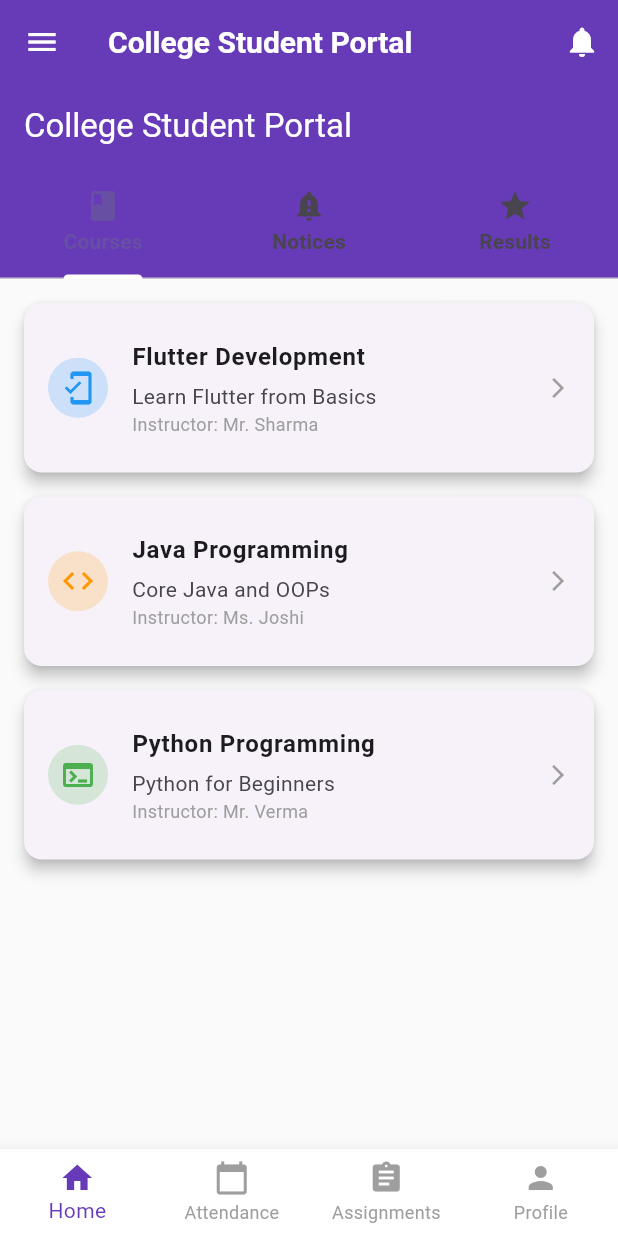
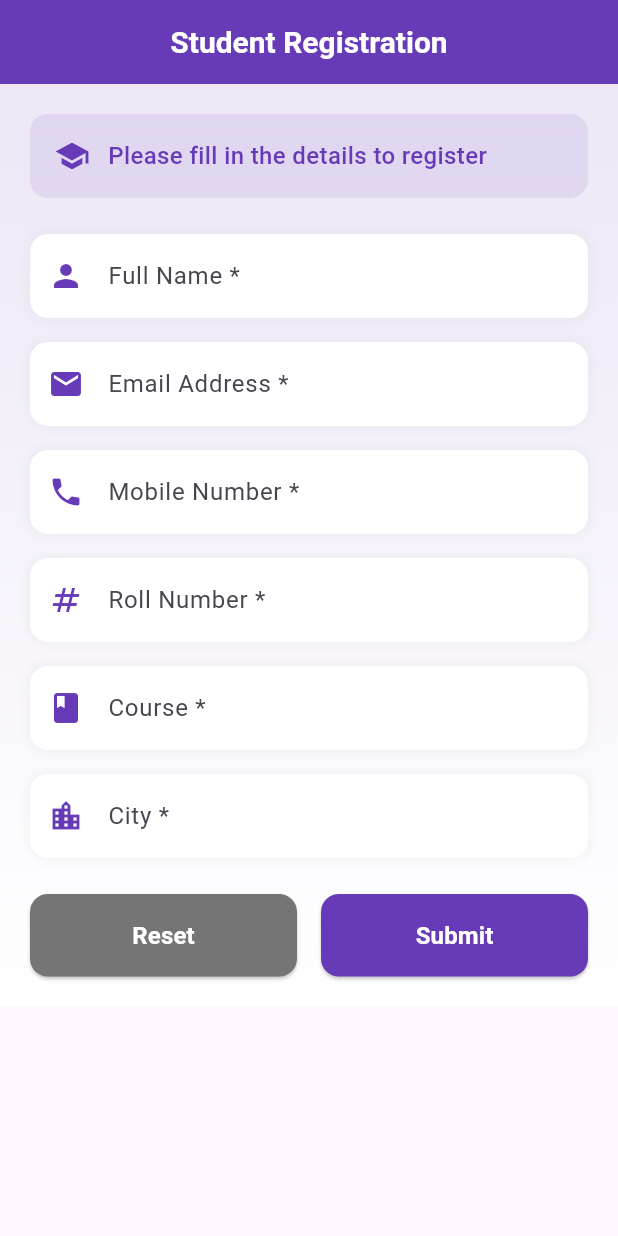
Before and after one commit to love80295/flutter_projects, a Flutter app: the screen it shows after launch, on a phone screen of 412 x 824 dp. Run offline on Flutter 3.47's test engine with Material 3 defaults, Android fonts, the phone set to English and light mode, and no system bars.

Commit message:
Added Task 15

```diff
--- /dev/null
+++ b/new_app_1/lib/Tasks/task15.dart
@@ -0,0 +1,521 @@
+import 'package:flutter/material.dart';
+
+class StudentRegistrationForm extends StatefulWidget {
+  const StudentRegistrationForm({super.key});
+
+  @override
+  State<StudentRegistrationForm> createState() =>
+      _StudentRegistrationFormState();
+}
+
+class _StudentRegistrationFormState extends State<StudentRegistrationForm> {
+  final GlobalKey<FormState> _formKey = GlobalKey<FormState>();
+  bool _isSubmitted = false;
+
+  // TextEditingControllers for form fields
+  final TextEditingController _nameController = TextEditingController();
+  final TextEditingController _emailController = TextEditingController();
+  final TextEditingController _mobileController = TextEditingController();
+  final TextEditingController _rollController = TextEditingController();
+  final TextEditingController _courseController = TextEditingController();
+  final TextEditingController _cityController = TextEditingController();
+
+  // Student data to display after submission
+  Map<String, String>? _studentData;
+
+  @override
+  void dispose() {
+    _nameController.dispose();
+    _emailController.dispose();
+    _mobileController.dispose();
+    _rollController.dispose();
+    _courseController.dispose();
+    _cityController.dispose();
+    super.dispose();
+  }
+
+  // Validation methods
+  String? validateName(String? value) {
+    if (value == null || value.isEmpty) {
+      return 'Please enter your full name';
+    }
+    if (value.length < 3) {
+      return 'Name must be at least 3 characters';
+    }
+    return null;
+  }
+
+  String? validateEmail(String? value) {
+    if (value == null || value.isEmpty) {
+      return 'Please enter your email address';
+    }
+    final emailRegex = RegExp(r'^[\w-\.]+@([\w-]+\.)+[\w-]{2,4}$');
+    if (!emailRegex.hasMatch(value)) {
+      return 'Please enter a valid email address';
+    }
+    return null;
+  }
+
+  String? validateMobile(String? value) {
+    if (value == null || value.isEmpty) {
+      return 'Please enter your mobile number';
+    }
+    final mobileRegex = RegExp(r'^[0-9]{10}$');
+    if (!mobileRegex.hasMatch(value)) {
+      return 'Please enter a valid 10 digit mobile number';
+    }
+    return null;
+  }
+
+  String? validateRollNumber(String? value) {
+    if (value == null || value.isEmpty) {
+      return 'Please enter your roll number';
+    }
+    if (value.length < 2) {
+      return 'Please enter a valid roll number';
+    }
+    return null;
+  }
+
+  String? validateCourse(String? value) {
+    if (value == null || value.isEmpty) {
+      return 'Please enter your course';
+    }
+    return null;
+  }
+
+  String? validateCity(String? value) {
+    if (value == null || value.isEmpty) {
+      return 'Please enter your city';
+    }
+    return null;
+  }
+
+  void _submitForm() {
+    if (_formKey.currentState!.validate()) {
+      // If all validations pass, save the data
+      setState(() {
+        _studentData = {
+          'name': _nameController.text,
+          'email': _emailController.text,
+          'mobile': _mobileController.text,
+          'roll': _rollController.text,
+          'course': _courseController.text,
+          'city': _cityController.text,
+        };
+        _isSubmitted = true;
+      });
+
+      // Show success message
+      ScaffoldMessenger.of(context).showSnackBar(
+        const SnackBar(
+          content: Text('Student Registered Successfully! 🎉'),
+          backgroundColor: Colors.green,
+          duration: Duration(seconds: 2),
+        ),
+      );
+    }
+  }
+
+  void _resetForm() {
+    setState(() {
+      _formKey.currentState?.reset();
+      _nameController.clear();
+      _emailController.clear();
+      _mobileController.clear();
+      _rollController.clear();
+      _courseController.clear();
+      _cityController.clear();
+      _studentData = null;
+      _isSubmitted = false;
+    });
+    ScaffoldMessenger.of(context).showSnackBar(
+      const SnackBar(
+        content: Text('Form has been reset'),
+        backgroundColor: Colors.orange,
+        duration: Duration(seconds: 2),
+      ),
+    );
+  }
+
+  @override
+  Widget build(BuildContext context) {
+    return Scaffold(
+      appBar: AppBar(
+        title: const Text(
+          'Student Registration',
+          style: TextStyle(
+            fontWeight: FontWeight.bold,
+            fontSize: 20,
+          ),
+        ),
+        backgroundColor: Colors.deepPurple,
+        foregroundColor: Colors.white,
+        elevation: 0,
+        centerTitle: true,
+      ),
+      body: Container(
+        decoration: BoxDecoration(
+          gradient: LinearGradient(
+            begin: Alignment.topCenter,
+            end: Alignment.bottomCenter,
+            colors: [Colors.deepPurple.shade50, Colors.white],
+          ),
+        ),
+        child: SingleChildScrollView(
+          padding: const EdgeInsets.all(20.0),
+          child: Column(
+            crossAxisAlignment: CrossAxisAlignment.start,
+            children: [
+              // Header
+              Container(
+                padding: const EdgeInsets.all(16),
+                decoration: BoxDecoration(
+                  color: Colors.deepPurple.withOpacity(0.1),
+                  borderRadius: BorderRadius.circular(12),
+                ),
+                child: Row(
+                  children: [
+                    Icon(
+                      _isSubmitted ? Icons.check_circle : Icons.school,
+                      color: _isSubmitted ? Colors.green : Colors.deepPurple,
+                    ),
+                    const SizedBox(width: 12),
+                    Expanded(
+                      child: Text(
+                        _isSubmitted
+                            ? 'Student Registered Successfully!'
+                            : 'Please fill in the details to register',
+                        style: TextStyle(
+                          fontSize: 16,
+                          fontWeight: FontWeight.w500,
+                          color: _isSubmitted ? Colors.green : Colors.deepPurple,
+                        ),
+                      ),
+                    ),
+                  ],
+                ),
+              ),
+              const SizedBox(height: 24),
+
+              // Show success message if form is submitted
+              if (_isSubmitted && _studentData != null)
+                _buildSuccessCard()
+              else
+                _buildRegistrationForm(),
+            ],
+          ),
+        ),
+      ),
+    );
+  }
+
+  Widget _buildRegistrationForm() {
+    return Form(
+      key: _formKey,
+      child: Column(
+        children: [
+          _buildTextField(
+            controller: _nameController,
+            label: 'Full Name',
+            hint: 'Please enter your full name',
+            icon: Icons.person,
+            validator: validateName,
+            isRequired: true,
+          ),
+          const SizedBox(height: 16),
+
+          _buildTextField(
+            controller: _emailController,
+            label: 'Email Address',
+            hint: 'Please enter your email address',
+            icon: Icons.email,
+            validator: validateEmail,
+            isRequired: true,
+            keyboardType: TextInputType.emailAddress,
+          ),
+          const SizedBox(height: 16),
+
+          _buildTextField(
+            controller: _mobileController,
+            label: 'Mobile Number',
+            hint: 'Please enter 10 digit mobile number',
+            icon: Icons.phone,
+            validator: validateMobile,
+            isRequired: true,
+            keyboardType: TextInputType.phone,
+            maxLength: 10,
+          ),
+          const SizedBox(height: 16),
+
+          _buildTextField(
+            controller: _rollController,
+            label: 'Roll Number',
+            hint: 'Please enter your roll number',
+            icon: Icons.numbers,
+            validator: validateRollNumber,
+            isRequired: true,
+          ),
+          const SizedBox(height: 16),
+
+          _buildTextField(
+            controller: _courseController,
+            label: 'Course',
+            hint: 'Please enter your course',
+            icon: Icons.book,
+            validator: validateCourse,
+            isRequired: true,
+          ),
+          const SizedBox(height: 16),
+
+          _buildTextField(
+            controller: _cityController,
+            label: 'City',
+            hint: 'Please enter your city',
+            icon: Icons.location_city,
+            validator: validateCity,
+            isRequired: true,
+          ),
+          const SizedBox(height: 24),
+
+          // Action Buttons
+          Row(
+            children: [
+              Expanded(
+                child: ElevatedButton(
+                  onPressed: _resetForm,
+                  style: ElevatedButton.styleFrom(
+                    backgroundColor: Colors.grey.shade600,
+                    padding: const EdgeInsets.symmetric(vertical: 16),
+                    shape: RoundedRectangleBorder(
+                      borderRadius: BorderRadius.circular(12),
+                    ),
+                  ),
+                  child: const Text(
+                    'Reset',
+                    style: TextStyle(
+                      fontSize: 16,
+                      fontWeight: FontWeight.bold,
+                      color: Colors.white,
+                    ),
+                  ),
+                ),
+              ),
+              const SizedBox(width: 16),
+              Expanded(
+                child: ElevatedButton(
+                  onPressed: _submitForm,
+                  style: ElevatedButton.styleFrom(
+                    backgroundColor: Colors.deepPurple,
+                    padding: const EdgeInsets.symmetric(vertical: 16),
+                    shape: RoundedRectangleBorder(
+                      borderRadius: BorderRadius.circular(12),
+                    ),
+                  ),
+                  child: const Text(
+                    'Submit',
+                    style: TextStyle(
+                      fontSize: 16,
+                      fontWeight: FontWeight.bold,
+                      color: Colors.white,
+                    ),
+                  ),
+                ),
+              ),
+            ],
+          ),
+        ],
+      ),
+    );
+  }
+
+  Widget _buildTextField({
+    required TextEditingController controller,
+    required String label,
+    required String hint,
+    required IconData icon,
+    required String? Function(String?) validator,
+    bool isRequired = true,
+    TextInputType keyboardType = TextInputType.text,
+    int? maxLength,
+  }) {
+    return Container(
+      decoration: BoxDecoration(
+        color: Colors.white,
+        borderRadius: BorderRadius.circular(12),
+        boxShadow: [
+          BoxShadow(
+            color: Colors.grey.withOpacity(0.1),
+            spreadRadius: 1,
+            blurRadius: 5,
+          ),
+        ],
+      ),
+      child: TextFormField(
+        controller: controller,
+        decoration: InputDecoration(
+          labelText: isRequired ? '$label *' : label,
+          hintText: hint,
+          border: const OutlineInputBorder(
+            borderRadius: BorderRadius.all(Radius.circular(12)),
+            borderSide: BorderSide.none,
+          ),
+          prefixIcon: Icon(icon, color: Colors.deepPurple),
+          contentPadding: const EdgeInsets.symmetric(
+            horizontal: 16,
+            vertical: 16,
+          ),
+          errorStyle: const TextStyle(
+            fontSize: 12,
+            color: Colors.red,
+          ),
+        ),
+        validator: validator,
+        keyboardType: keyboardType,
+        maxLength: maxLength,
+        buildCounter: (context, {required currentLength, required isFocused, maxLength}) => null,
+        style: const TextStyle(fontSize: 16),
+      ),
+    );
+  }
+
+  Widget _buildSuccessCard() {
+    return Card(
+      elevation: 8,
+      shape: RoundedRectangleBorder(
+        borderRadius: BorderRadius.circular(16),
+      ),
+      child: Padding(
+        padding: const EdgeInsets.all(24.0),
+        child: Column(
+          crossAxisAlignment: CrossAxisAlignment.start,
+          children: [
+            // Success Icon
+            Center(
+              child: Container(
+                padding: const EdgeInsets.all(20),
+                decoration: BoxDecoration(
+                  color: Colors.green.withOpacity(0.1),
+                  shape: BoxShape.circle,
+                ),
+                child: const Icon(
+                  Icons.check_circle,
+                  color: Colors.green,
+                  size: 60,
+                ),
+              ),
+            ),
+            const SizedBox(height: 16),
+            const Center(
+              child: Text(
+                'Student Registered Successfully!',
+                style: TextStyle(
+                  fontSize: 20,
+                  fontWeight: FontWeight.bold,
+                  color: Colors.green,
+                ),
+              ),
+            ),
+            const SizedBox(height: 24),
+            const Divider(),
+            const SizedBox(height: 16),
+
+            // Display student details
+            _buildDetailRow('Name', _studentData?['name'] ?? ''),
+            const SizedBox(height: 8),
+            _buildDetailRow('Email', _studentData?['email'] ?? ''),
+            const SizedBox(height: 8),
+            _buildDetailRow('Mobile', _studentData?['mobile'] ?? ''),
+            const SizedBox(height: 8),
+            _buildDetailRow('Roll No', _studentData?['roll'] ?? ''),
+            const SizedBox(height: 8),
+            _buildDetailRow('Course', _studentData?['course'] ?? ''),
+            const SizedBox(height: 8),
+            _buildDetailRow('City', _studentData?['city'] ?? ''),
+
+            const SizedBox(height: 24),
+
+            // OK Button
+            SizedBox(
+              width: double.infinity,
+              child: ElevatedButton(
+                onPressed: () {
+                  setState(() {
+                    _isSubmitted = false;
+                    _resetForm();
+                  });
+                },
+                style: ElevatedButton.styleFrom(
+                  backgroundColor: Colors.deepPurple,
+                  padding: const EdgeInsets.symmetric(vertical: 16),
+                  shape: RoundedRectangleBorder(
+                    borderRadius: BorderRadius.circular(12),
+                  ),
+                ),
+                child: const Text(
+                  'OK',
+                  style: TextStyle(
+                    fontSize: 16,
+                    fontWeight: FontWeight.bold,
+                    color: Colors.white,
+                  ),
+                ),
+              ),
+            ),
+          ],
+        ),
+      ),
+    );
+  }
+
+  Widget _buildDetailRow(String label, String value) {
+    return Row(
+      crossAxisAlignment: CrossAxisAlignment.start,
+      children: [
+        SizedBox(
+          width: 80,
+          child: Text(
+            '$label :',
+            style: const TextStyle(
+              fontWeight: FontWeight.bold,
+              fontSize: 14,
+              color: Colors.grey,
+            ),
+          ),
+        ),
+        Expanded(
+          child: Text(
+            value,
+            style: const TextStyle(
+              fontSize: 14,
+              fontWeight: FontWeight.w500,
+            ),
+          ),
+        ),
+      ],
+    );
+  }
+}
+
+// ============ MAIN ENTRY POINT ============
+void main() {
+  runApp(const MyApp());
+}
+
+class MyApp extends StatelessWidget {
+  const MyApp({super.key});
+
+  @override
+  Widget build(BuildContext context) {
+    return MaterialApp(
+      title: 'Student Registration Form',
+      theme: ThemeData(
+        primarySwatch: Colors.deepPurple,
+        useMaterial3: true,
+        fontFamily: 'Roboto',
+      ),
+      home: const StudentRegistrationForm(),
+      debugShowCheckedModeBanner: false,
+    );
+  }
+}
--- a/new_app_1/lib/main.dart
+++ b/new_app_1/lib/main.dart
@@ -1,5 +1,5 @@
 import 'package:flutter/material.dart';
-import 'tasks/task14.dart';  // Import the task14.dart file
+import 'tasks/task15.dart';  // Import task15.dart
 
 void main() {
   runApp(const MyApp());
@@ -11,13 +11,13 @@ class MyApp extends StatelessWidget {
   @override
   Widget build(BuildContext context) {
     return MaterialApp(
-      title: 'College Student Portal',
+      title: 'Student Registration Form',
       theme: ThemeData(
         primarySwatch: Colors.deepPurple,
         useMaterial3: true,
         fontFamily: 'Roboto',
       ),
-      home: const CollegeStudentPortal(),  // Use the main widget from task14
+      home: const StudentRegistrationForm(),
       debugShowCheckedModeBanner: false,
     );
   }
```
